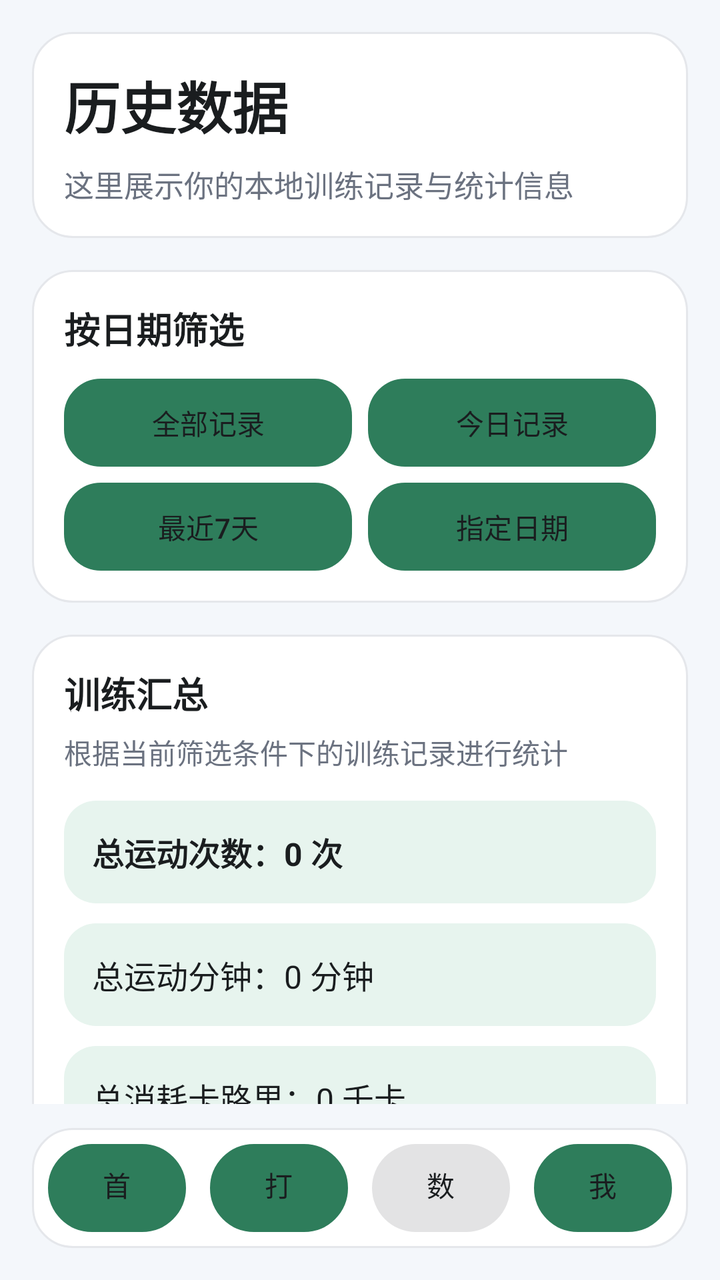
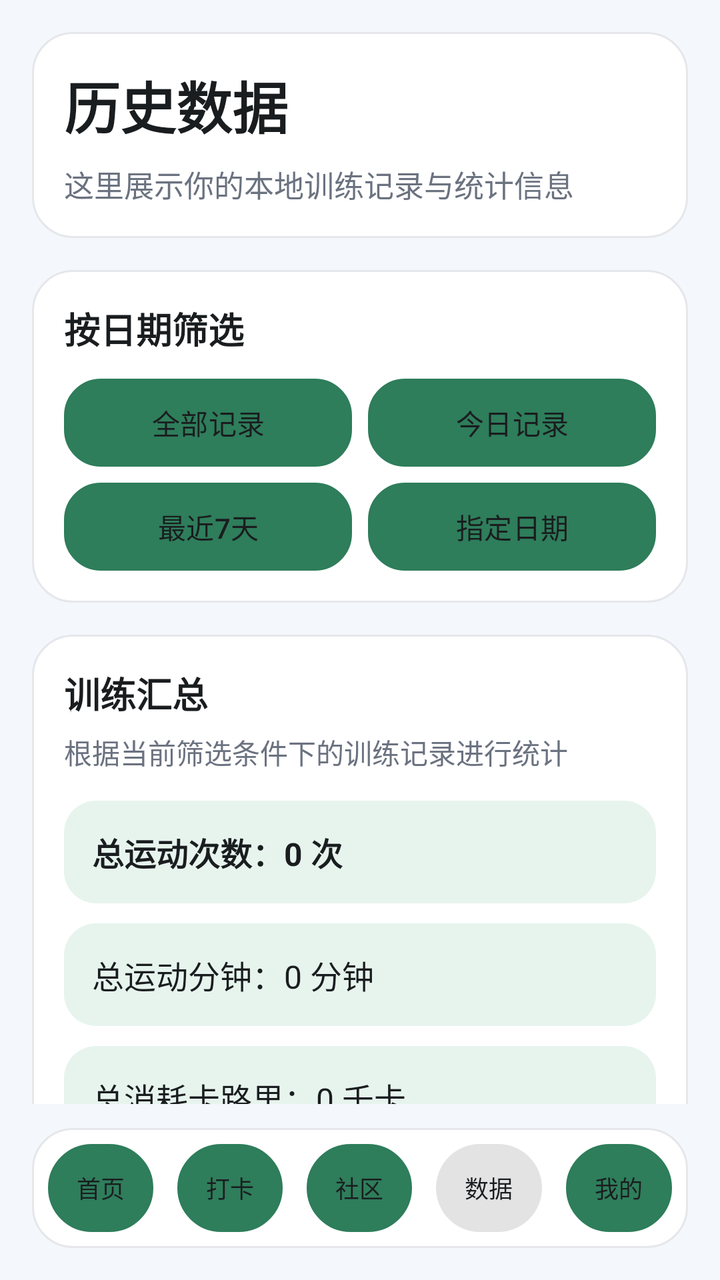

The first picture is an Android layout as it rendered before a commit; the second is the same layout after the commit. The layout source and the unified diff follow.
<!-- AndroidManifest.xml: application theme Theme.FitnessCheckInApp -->
<!-- res/layout/activity_data.xml -->
<?xml version="1.0" encoding="utf-8"?>
<LinearLayout xmlns:android="http://schemas.android.com/apk/res/android"
    android:layout_width="match_parent"
    android:layout_height="match_parent"
    android:background="@color/app_background"
    android:orientation="vertical"
    android:padding="16dp">

    <androidx.core.widget.NestedScrollView
        android:layout_width="match_parent"
        android:layout_height="0dp"
        android:layout_weight="1"
        android:clipToPadding="false"
        android:fillViewport="true">

        <LinearLayout
            android:layout_width="match_parent"
            android:layout_height="wrap_content"
            android:orientation="vertical">

            <LinearLayout
                android:layout_width="match_parent"
                android:layout_height="wrap_content"
                android:background="@drawable/bg_card"
                android:orientation="vertical">

                <TextView
                    android:layout_width="wrap_content"
                    android:layout_height="wrap_content"
                    android:text="@string/data_title"
                    android:textColor="@color/text_primary"
                    android:textSize="28sp"
                    android:textStyle="bold" />

                <TextView
                    android:layout_width="wrap_content"
                    android:layout_height="wrap_content"
                    android:layout_marginTop="8dp"
                    android:text="@string/data_desc"
                    android:textColor="@color/text_secondary"
                    android:textSize="15sp" />
            </LinearLayout>

            <LinearLayout
                android:layout_width="match_parent"
                android:layout_height="wrap_content"
                android:layout_marginTop="16dp"
                android:background="@drawable/bg_card"
                android:orientation="vertical">

                <TextView
                    android:layout_width="wrap_content"
                    android:layout_height="wrap_content"
                    android:text="@string/data_filter_title"
                    android:textColor="@color/text_primary"
                    android:textSize="18sp"
                    android:textStyle="bold" />

                <LinearLayout
                    android:layout_width="match_parent"
                    android:layout_height="wrap_content"
                    android:layout_marginTop="12dp"
                    android:orientation="horizontal">

                    <Button
                        android:id="@+id/btnFilterAll"
                        android:layout_width="0dp"
                        android:layout_height="44dp"
                        android:layout_weight="1"
                        android:background="@drawable/bg_button_secondary"
                        android:text="@string/filter_all"
                        android:textColor="@color/text_primary"
                        android:textSize="14sp" />

                    <Button
                        android:id="@+id/btnFilterToday"
                        android:layout_width="0dp"
                        android:layout_height="44dp"
                        android:layout_marginStart="8dp"
                        android:layout_weight="1"
                        android:background="@drawable/bg_button_secondary"
                        android:text="@string/filter_today"
                        android:textColor="@color/text_primary"
                        android:textSize="14sp" />
                </LinearLayout>

                <LinearLayout
                    android:layout_width="match_parent"
                    android:layout_height="wrap_content"
                    android:layout_marginTop="8dp"
                    android:orientation="horizontal">

                    <Button
                        android:id="@+id/btnFilterLast7Days"
                        android:layout_width="0dp"
                        android:layout_height="44dp"
                        android:layout_weight="1"
                        android:background="@drawable/bg_button_secondary"
                        android:text="@string/filter_last_7_days"
                        android:textColor="@color/text_primary"
                        android:textSize="14sp" />

                    <Button
                        android:id="@+id/btnFilterDate"
                        android:layout_width="0dp"
                        android:layout_height="44dp"
                        android:layout_marginStart="8dp"
                        android:layout_weight="1"
                        android:background="@drawable/bg_button_secondary"
                        android:text="@string/filter_specific_date"
                        android:textColor="@color/text_primary"
                        android:textSize="14sp" />
                </LinearLayout>
            </LinearLayout>

            <LinearLayout
                android:layout_width="match_parent"
                android:layout_height="wrap_content"
                android:layout_marginTop="16dp"
                android:background="@drawable/bg_card"
                android:orientation="vertical">

                <TextView
                    android:layout_width="wrap_content"
                    android:layout_height="wrap_content"
                    android:text="@string/data_summary_title"
                    android:textColor="@color/text_primary"
                    android:textSize="18sp"
                    android:textStyle="bold" />

                <TextView
                    android:layout_width="wrap_content"
                    android:layout_height="wrap_content"
                    android:layout_marginTop="6dp"
                    android:text="@string/data_summary_hint"
                    android:textColor="@color/text_secondary"
                    android:textSize="14sp" />

                <TextView
                    android:id="@+id/tvTotalCount"
                    android:layout_width="match_parent"
                    android:layout_height="wrap_content"
                    android:layout_marginTop="14dp"
                    android:background="@drawable/bg_highlight"
                    android:padding="14dp"
                    android:text="@string/summary_total_count_default"
                    android:textColor="@color/text_primary"
                    android:textSize="16sp"
                    android:textStyle="bold" />

                <TextView
                    android:id="@+id/tvTotalMinutes"
                    android:layout_width="match_parent"
                    android:layout_height="wrap_content"
                    android:layout_marginTop="10dp"
                    android:background="@drawable/bg_highlight"
                    android:padding="14dp"
                    android:text="@string/summary_total_minutes_default"
                    android:textColor="@color/text_primary"
                    android:textSize="16sp" />

                <TextView
                    android:id="@+id/tvTotalCalorie"
                    android:layout_width="match_parent"
                    android:layout_height="wrap_content"
                    android:layout_marginTop="10dp"
                    android:background="@drawable/bg_highlight"
                    android:padding="14dp"
                    android:text="@string/summary_total_calorie_default"
                    android:textColor="@color/text_primary"
                    android:textSize="16sp" />
            </LinearLayout>

            <LinearLayout
                android:layout_width="match_parent"
                android:layout_height="wrap_content"
                android:layout_marginTop="16dp"
                android:background="@drawable/bg_card"
                android:orientation="vertical">

                <TextView
                    android:layout_width="wrap_content"
                    android:layout_height="wrap_content"
                    android:text="@string/record_list_title"
                    android:textColor="@color/text_primary"
                    android:textSize="18sp"
                    android:textStyle="bold" />

                <TextView
                    android:layout_width="wrap_content"
                    android:layout_height="wrap_content"
                    android:layout_marginTop="6dp"
                    android:text="@string/data_record_hint"
                    android:textColor="@color/text_secondary"
                    android:textSize="14sp" />

                <TextView
                    android:id="@+id/tvEmptyView"
                    android:layout_width="match_parent"
                    android:layout_height="300dp"
                    android:gravity="center"
                    android:text="@string/empty_record"
                    android:textColor="@color/text_secondary"
                    android:textSize="18sp"
                    android:visibility="gone" />

                <androidx.recyclerview.widget.RecyclerView
                    android:id="@+id/rvRecords"
                    android:layout_width="match_parent"
                    android:layout_height="300dp"
                    android:layout_marginTop="12dp"
                    android:clipToPadding="false"
                    android:nestedScrollingEnabled="true"
                    android:overScrollMode="ifContentScrolls"
                    android:paddingBottom="6dp" />
            </LinearLayout>
        </LinearLayout>
    </androidx.core.widget.NestedScrollView>

    <LinearLayout
        android:layout_width="match_parent"
        android:layout_height="wrap_content"
        android:layout_marginTop="12dp"
        android:background="@drawable/bg_card"
        android:gravity="center"
        android:orientation="horizontal"
        android:padding="8dp">

        <Button
            android:id="@+id/btnHome"
            android:layout_width="0dp"
            android:layout_height="44dp"
            android:layout_marginEnd="6dp"
            android:layout_weight="1"
            android:background="@drawable/bg_nav_button"
            android:text="@string/nav_home"
            android:textColor="@color/text_primary"
            android:textSize="14sp" />

        <Button
            android:id="@+id/btnCheckIn"
            android:layout_width="0dp"
            android:layout_height="44dp"
            android:layout_marginHorizontal="6dp"
            android:layout_weight="1"
            android:background="@drawable/bg_nav_button"
            android:text="@string/nav_check_in"
            android:textColor="@color/text_primary"
            android:textSize="14sp" />

        <Button
            android:id="@+id/btnData"
            android:layout_width="0dp"
            android:layout_height="44dp"
            android:layout_marginHorizontal="6dp"
            android:layout_weight="1"
            android:background="@drawable/bg_nav_button"
            android:enabled="false"
            android:text="@string/nav_data"
            android:textColor="@color/text_primary"
            android:textSize="14sp" />

        <Button
            android:id="@+id/btnMine"
            android:layout_width="0dp"
            android:layout_height="44dp"
            android:layout_marginStart="6dp"
            android:layout_weight="1"
            android:background="@drawable/bg_nav_button"
            android:text="@string/nav_mine"
            android:textColor="@color/text_primary"
            android:textSize="14sp" />
    </LinearLayout>

</LinearLayout>
<!-- resources referenced by this layout -->
<resources>
  <color name="app_background">#FFF4F7FB</color>
  <color name="text_primary">#FF1A1D1F</color>
  <color name="text_secondary">#FF6B7280</color>
  <!-- drawable bg_card (drawable) -->
  <?xml version="1.0" encoding="utf-8"?>
  <shape xmlns:android="http://schemas.android.com/apk/res/android">
      <solid android:color="@color/card_background" />
      <corners android:radius="20dp" />
      <stroke
          android:width="1dp"
          android:color="@color/divider" />
      <padding
          android:left="16dp"
          android:top="16dp"
          android:right="16dp"
          android:bottom="16dp" />
  </shape>
  <!-- drawable bg_highlight (drawable) -->
  <?xml version="1.0" encoding="utf-8"?>
  <shape xmlns:android="http://schemas.android.com/apk/res/android">
      <solid android:color="@color/secondary" />
      <corners android:radius="16dp" />
  </shape>
  <!-- drawable bg_nav_button (drawable) -->
  <?xml version="1.0" encoding="utf-8"?>
  <selector xmlns:android="http://schemas.android.com/apk/res/android">
      <item android:state_enabled="false">
          <shape>
              <solid android:color="@color/secondary_dark" />
              <corners android:radius="22dp" />
          </shape>
      </item>
      <item>
          <shape>
              <solid android:color="@color/white" />
              <corners android:radius="22dp" />
              <stroke
                  android:width="1dp"
                  android:color="@color/divider" />
          </shape>
      </item>
  </selector>
  <string name="data_desc">这里展示你的本地训练记录与统计信息</string>
  <string name="data_filter_title">按日期筛选</string>
  <string name="data_record_hint">以下为符合当前筛选条件的训练历史记录列表</string>
  <string name="data_summary_hint">根据当前筛选条件下的训练记录进行统计</string>
  <string name="data_summary_title">训练汇总</string>
  <string name="data_title">历史数据</string>
  <string name="empty_record">暂无运动记录</string>
  <string name="filter_all">全部记录</string>
  <string name="filter_last_7_days">最近7天</string>
  <string name="filter_specific_date">指定日期</string>
  <string name="filter_today">今日记录</string>
  <string name="nav_check_in">打卡</string>
  <string name="nav_data">数据</string>
  <string name="nav_home">首页</string>
  <string name="nav_mine">我的</string>
  <string name="record_list_title">历史记录</string>
  <string name="summary_total_calorie_default">总消耗卡路里：0 千卡</string>
  <string name="summary_total_count_default">总运动次数：0 次</string>
  <string name="summary_total_minutes_default">总运动分钟：0 分钟</string>
  <style name="Theme.FitnessCheckInApp" parent="Base.Theme.FitnessCheckInApp" />
  <color name="divider">#FFE5E7EB</color>
  <color name="white">#FFFFFFFF</color>
  <color name="card_background">#FFFFFFFF</color>
  <color name="secondary">#FFE7F4EE</color>
  <color name="secondary_dark">#FFCDE7D9</color>
  <style name="Base.Theme.FitnessCheckInApp" parent="Theme.Material3.DayNight.NoActionBar">
          <item name="android:windowBackground">@color/app_background</item>
          <item name="colorPrimary">@color/primary</item>
          <item name="colorPrimaryContainer">@color/secondary</item>
          <item name="android:statusBarColor">@color/primary_dark</item>
          <item name="android:navigationBarColor">@color/white</item>
          <item name="android:textColorPrimary">@color/text_primary</item>
          <item name="android:textColorSecondary">@color/text_secondary</item>
      </style>
  <color name="primary">#FF2E7D5B</color>
  <color name="primary_dark">#FF1F5C42</color>
  <!-- unchanged entries left out for length: 1 -->
</resources>

<!-- the commit's change to res/layout/activity_data.xml (unified diff, before → after) -->
@@ -1,5 +1,6 @@
 <?xml version="1.0" encoding="utf-8"?>
 <LinearLayout xmlns:android="http://schemas.android.com/apk/res/android"
+    xmlns:app="http://schemas.android.com/apk/res-auto"
     android:layout_width="match_parent"
     android:layout_height="match_parent"
     android:background="@color/app_background"
@@ -228,6 +229,10 @@
 
         <Button
             android:id="@+id/btnHome"
+            android:minWidth="0dp"
+            android:minHeight="0dp"
+            android:paddingStart="2dp"
+            android:paddingEnd="2dp"
             android:layout_width="0dp"
             android:layout_height="44dp"
             android:layout_marginEnd="6dp"
@@ -235,10 +240,14 @@
             android:background="@drawable/bg_nav_button"
             android:text="@string/nav_home"
             android:textColor="@color/text_primary"
-            android:textSize="14sp" />
+            android:textSize="12sp" />
 
         <Button
             android:id="@+id/btnCheckIn"
+            android:minWidth="0dp"
+            android:minHeight="0dp"
+            android:paddingStart="2dp"
+            android:paddingEnd="2dp"
             android:layout_width="0dp"
             android:layout_height="44dp"
             android:layout_marginHorizontal="6dp"
@@ -246,10 +255,29 @@
             android:background="@drawable/bg_nav_button"
             android:text="@string/nav_check_in"
             android:textColor="@color/text_primary"
-            android:textSize="14sp" />
+            android:textSize="12sp" />
+
+        <Button
+            android:id="@+id/btnSocial"
+            android:minWidth="0dp"
+            android:minHeight="0dp"
+            android:paddingStart="2dp"
+            android:paddingEnd="2dp"
+            android:layout_width="0dp"
+            android:layout_height="44dp"
+            android:layout_marginHorizontal="6dp"
+            android:layout_weight="1"
+            android:background="@drawable/bg_nav_button"
+            android:text="@string/nav_social"
+            android:textColor="@color/text_primary"
+            android:textSize="12sp" />
 
         <Button
             android:id="@+id/btnData"
+            android:minWidth="0dp"
+            android:minHeight="0dp"
+            android:paddingStart="2dp"
+            android:paddingEnd="2dp"
             android:layout_width="0dp"
             android:layout_height="44dp"
             android:layout_marginHorizontal="6dp"
@@ -258,10 +286,14 @@
             android:enabled="false"
             android:text="@string/nav_data"
             android:textColor="@color/text_primary"
-            android:textSize="14sp" />
+            android:textSize="12sp" />
 
         <Button
             android:id="@+id/btnMine"
+            android:minWidth="0dp"
+            android:minHeight="0dp"
+            android:paddingStart="2dp"
+            android:paddingEnd="2dp"
             android:layout_width="0dp"
             android:layout_height="44dp"
             android:layout_marginStart="6dp"
@@ -269,7 +301,7 @@
             android:background="@drawable/bg_nav_button"
             android:text="@string/nav_mine"
             android:textColor="@color/text_primary"
-            android:textSize="14sp" />
+            android:textSize="12sp" />
     </LinearLayout>
 
 </LinearLayout>
<!-- resource entries referenced after the edit -->
@@ -57,6 +57,7 @@
   <string name="nav_data">数据</string>
   <string name="nav_home">首页</string>
   <string name="nav_mine">我的</string>
+  <string name="nav_social">社区</string>
   <string name="record_list_title">历史记录</string>
   <string name="summary_total_calorie_default">总消耗卡路里：0 千卡</string>
   <string name="summary_total_count_default">总运动次数：0 次</string>
